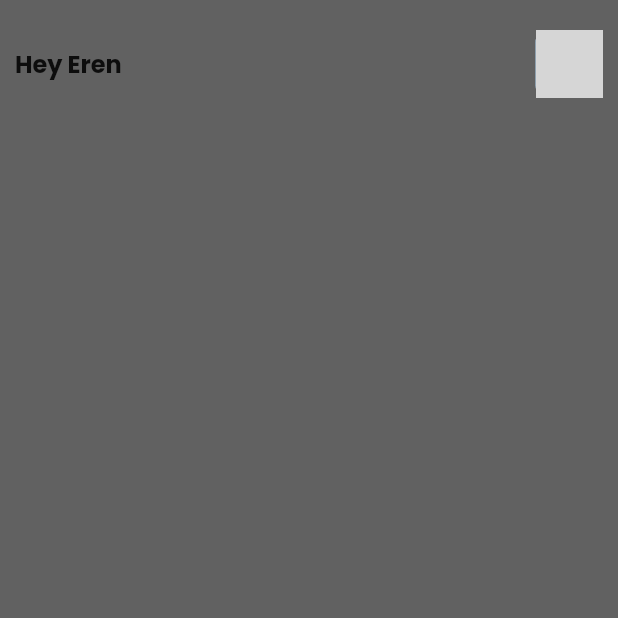
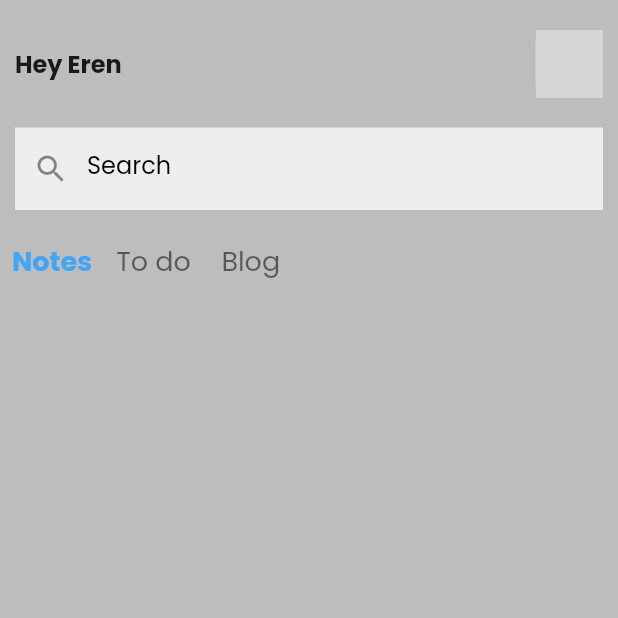
Before and after one commit to sameelll/notepad-app, a Flutter app: the screen it shows after launch, on a phone screen of 412 x 824 dp, the top half of it. Run offline on Flutter 3.47's test engine with Material 2 defaults, Android fonts, the light colour scheme and no system bars; grey boxes are pictures that could not be loaded.

Commit message:
Search bar and lits buttons created, they have been created as components

```diff
--- a/lib/main.dart
+++ b/lib/main.dart
@@ -17,7 +17,6 @@ class MyApp extends StatelessWidget {
           fontFamily: "Poppins",
         ),
         // HomePage path
-      home: const HomePage()
-    );
+        home: const HomePage());
   }
 }
--- /dev/null
+++ b/lib/screens/components/litsButton.dart
@@ -0,0 +1,58 @@
+import 'package:flutter/material.dart';
+
+class LitsButtonContainer extends StatelessWidget {
+  const LitsButtonContainer({
+    Key? key,
+  }) : super(key: key);
+
+  @override
+  Widget build(BuildContext context) {
+    return Padding(
+      padding: const EdgeInsets.symmetric(vertical: 10.0),
+      child: Row(
+        children: [
+          LitsButton(
+            isActive: true,
+            press: () {},
+            title: 'Notes',
+          ),
+          LitsButton(
+            press: () {},
+            title: 'To do',
+          ),
+          LitsButton(
+            press: () {},
+            title: 'Blog',
+          )
+        ],
+      ),
+    );
+  }
+}
+
+class LitsButton extends StatelessWidget {
+  LitsButton({
+    Key? key,
+    this.isActive = false,
+    required this.title,
+    required this.press,
+  }) : super(key: key);
+
+  final String title;
+  final VoidCallback press;
+  bool isActive;
+
+  @override
+  Widget build(BuildContext context) {
+    return TextButton(
+        onPressed: press,
+        child: Text(
+          title,
+          style: TextStyle(
+              fontSize: 18,
+              color: isActive == true ? Colors.blue[400] : Colors.black54,
+              fontWeight:
+                  isActive == true ? FontWeight.bold : FontWeight.normal),
+        ));
+  }
+}
--- /dev/null
+++ b/lib/screens/components/searchBar.dart
@@ -0,0 +1,26 @@
+import 'package:flutter/material.dart';
+
+class SearchBar extends StatelessWidget {
+  const SearchBar({
+    Key? key,
+  }) : super(key: key);
+
+  @override
+  Widget build(BuildContext context) {
+    return Padding(
+      padding: const EdgeInsets.symmetric(horizontal: 10),
+      child: Container(
+        height: 55,
+        decoration: BoxDecoration(color: Colors.grey[200]),
+        child: TextFormField(
+          decoration: const InputDecoration(
+              prefixIcon: Icon(Icons.search),
+              hintText: "Search",
+              hintStyle: TextStyle(color: Colors.black),
+              enabledBorder: OutlineInputBorder(borderSide: BorderSide.none),
+              focusedBorder: OutlineInputBorder(borderSide: BorderSide.none)),
+        ),
+      ),
+    );
+  }
+}
--- a/lib/screens/home_page.dart
+++ b/lib/screens/home_page.dart
@@ -1,6 +1,8 @@
 import 'package:flutter/material.dart';
 
-import 'components/custom_appbar.dart';
+import 'components/appBar.dart';
+import 'components/litsButton.dart';
+import 'components/searchBar.dart';
 
 class HomePage extends StatefulWidget {
   const HomePage({Key? key}) : super(key: key);
@@ -13,10 +15,17 @@ class _HomePageState extends State<HomePage> {
   @override
   Widget build(BuildContext context) {
     return Scaffold(
-      backgroundColor: Colors.grey.shade700,
+      backgroundColor: Colors.grey.shade400,
       body: SafeArea(
         child: Column(
-          children: [CustomAppBar()],
+          children: [
+            // AppBar section
+            const CustomAppBar(),
+            // Search section
+            const SearchBar(),
+            const LitsButtonContainer(),
+            Row()
+          ],
         ),
       ),
     );
```
Also changed, not shown: lib/screens/components/appBar.dart (line endings or trailing spaces). Lines whose indentation alone changed are shown as unchanged.
